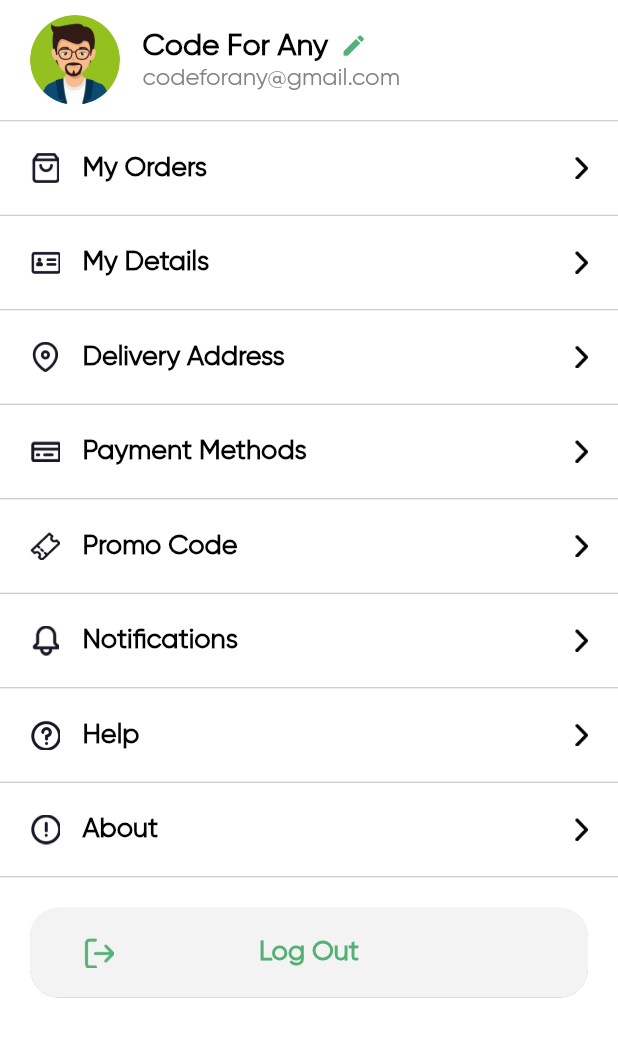
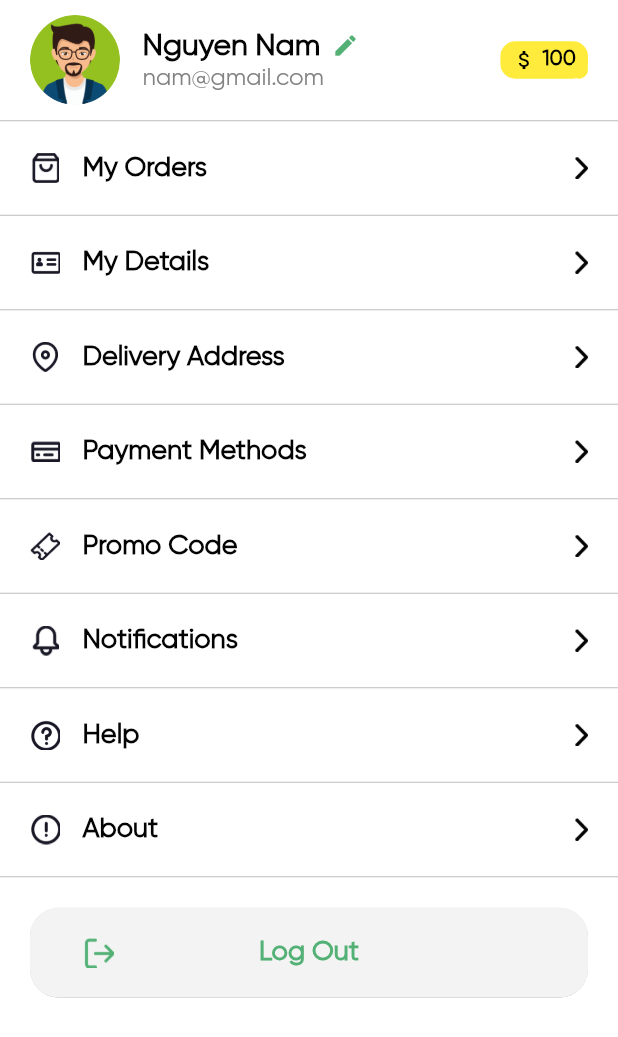
Before and after one commit to NguyenNhatNam22072002/online_groceries_shop_app_flutter, a Flutter app: the AccountView screen opened directly, on a phone screen of 412 x 824 dp. Shown: the top 1037 px of the screen. Run offline on Flutter 3.47's test engine with Material 3 defaults, Android fonts, the phone set to English and light mode, and no system bars; drawn by our look-alikes of flutter_easyloading; our stand-ins replace cached_network_image, flutter_rating_bar, flutter_timezone, get, shared_preferences; missing offline and left inert: email_auth, fl_country_code_picker, mailer; accounts and stored records are empty.

Commit message:
Complete Notifications and use coin for Order, add coin after order, Promo code

```diff
--- a/lib/common/globs.dart
+++ b/lib/common/globs.dart
@@ -4,12 +4,30 @@ import 'dart:io';
 import 'package:flutter/services.dart';
 import 'package:flutter_easyloading/flutter_easyloading.dart';
 import 'package:flutter_timezone/flutter_timezone.dart';
+import 'package:online_groceries/model/user_model.dart';
 
 import '../main.dart';
 
 import 'package:shared_preferences/shared_preferences.dart';
 
 class Globs {
+
+  // Lưu thông tin người dùng vào SharedPreferences
+  static Future<void> saveUser(UserModel user) async {
+    SharedPreferences prefs = await SharedPreferences.getInstance();
+    prefs.setString('user', user.toJsonString());
+  }
+
+  // Lấy thông tin người dùng từ SharedPreferences
+  static Future<UserModel?> getUser() async {
+    SharedPreferences prefs = await SharedPreferences.getInstance();
+    String? jsonString = prefs.getString('user');
+    if (jsonString != null && jsonString.isNotEmpty) {
+      return UserModel.fromJsonString(jsonString);
+    }
+    return null;
+  }
+
   static Future<void> saveAuthToken(String authToken) async {
     SharedPreferences prefs = await SharedPreferences.getInstance();
     prefs.setString('auth_token', authToken);
@@ -114,7 +132,7 @@ class Globs {
 }
 
 class SVKey {
-  static const mainUrl = "http://192.168.1.151:3001";
+  static const mainUrl = "http://192.168.1.149:3001";
 
   // Hàm để lấy IPv4 Address từ thiết bị
   static const baseUrl = '$mainUrl/api/app/';
@@ -168,6 +186,9 @@ class SVKey {
   static const svForgotPasswordVerify = '${baseUrl}forgot_password_verify';
   static const svForgotPasswordSetPassword = '${baseUrl}forgot_password_set_password';
 
+  static const svAddCoin = '${baseUrl}add_coin_review';
+  static const svUseCoin = '${baseUrl}use_coin_for_order';
+
   //admin
   static const adminUrl = '$mainUrl/api/admin/';
 
--- a/lib/model/promo_code_model.dart
+++ b/lib/model/promo_code_model.dart
@@ -6,7 +6,7 @@ class PromoCodeModel {
   int? type;
   int? minOrderAmount;
   int? maxDiscountAmount;
-  int? offerPrice;
+  String? offerPrice;
   String? startDate;
   String? endDate;
   String? createdDate;
--- a/lib/view/account/account_view.dart
+++ b/lib/view/account/account_view.dart
@@ -1,5 +1,7 @@
 import 'package:flutter/material.dart';
 import 'package:get/get.dart';
+import 'package:online_groceries/common/globs.dart';
+import 'package:online_groceries/model/user_model.dart';
 import 'package:online_groceries/view/account/payment_method_view.dart';
 import 'package:online_groceries/view/account/promo_code_view.dart';
 
@@ -18,8 +20,23 @@ class AccountView extends StatefulWidget {
   State<AccountView> createState() => _AccountViewState();
 }
 
-class _AccountViewState extends State<AccountView> {
+class _AccountViewState extends State<AccountView>  {
   final splashVM = Get.find<SplashViewModel>();
+
+  UserModel? user;
+
+  @override
+  void initState() {
+    super.initState();
+    loadUser();
+  }
+
+  Future<void> loadUser() async {
+    UserModel? fetchedUser = await Globs.getUser();
+    setState(() {
+      user = fetchedUser;
+    });
+  }
 
   @override
   Widget build(BuildContext context) {
@@ -51,7 +68,7 @@ class _AccountViewState extends State<AccountView> {
                         Row(
                           children: [
                             Text(
-                            "Code For Any",
+                              user?.username ?? 'Nguyen Nam',
                               style: TextStyle(
                                   color: TColor.primaryText,
                                   fontSize: 20,
@@ -68,12 +85,55 @@ class _AccountViewState extends State<AccountView> {
                           ],
                         ),
                         Text(
-                        "codeforany@gmail.com",
+                          user?.email ?? "nam@gmail.com",
                           style: TextStyle(
                               color: TColor.secondaryText, fontSize: 16),
                         )
                       ],
-                  ))
+                    ),
+                  ),
+                  Stack(
+                    children: [
+                      Container(
+                        decoration: BoxDecoration(
+                          color: Colors.yellow, // Màu nền của số xu
+                          borderRadius: BorderRadius.circular(10),
+                        ),
+                        padding: EdgeInsets.symmetric(horizontal: 8, vertical: 4),
+                        child: Row(
+                          mainAxisSize: MainAxisSize.min,
+                          children: [
+                            Icon(
+                              Icons.attach_money, // Icon xu
+                              color: Colors.black, // Màu của icon xu
+                              size: 16,
+                            ),
+                            SizedBox(width: 4),
+                            Text(
+                              user?.coin.toString() ?? "100", // Số xu kiếm được
+                              style: TextStyle(
+                                color: Colors.black, // Màu chữ của số xu
+                                fontSize: 14,
+                                fontWeight: FontWeight.bold,
+                              ),
+                            ),
+                          ],
+                        ),
+                      ),
+                      Positioned(
+                        right: 0,
+                        bottom: 0,
+                        child: Container(
+                          width: 12,
+                          height: 12,
+                          decoration: BoxDecoration(
+                            color: Colors.yellow, // Màu nền của chấm tròn
+                            shape: BoxShape.circle,
+                          ),
+                        ),
+                      ),
+                    ],
+                  ),
                 ],
               ),
             ),
--- a/lib/view_model/cart_view_model.dart
+++ b/lib/view_model/cart_view_model.dart
@@ -23,6 +23,7 @@ class CartViewModel extends GetxController {
   final deliveryType = "1".obs;
   final paymentType = "1".obs;
 
+  final coin = "0.0".obs;
   @override
   void onInit() {
     // TODO: implement onInit
@@ -40,7 +41,8 @@ class CartViewModel extends GetxController {
     Globs.showHUD();
     ServiceCall.post({
       "promo_code_id": promoObj.value.promoCodeId?.toString() ?? "",
-      "deliver_type": deliveryType.value
+      "deliver_type": deliveryType.value,
+      "coin": coin.value // Thêm tham số accept vào request
     }, SVKey.svCartList, isToken: true, withSuccess: (resObj) async {
       Globs.hideHUD();
 
```
Also changed, not shown: lib/model/user_model.dart (+52 -0 lines), lib/view/account/review_view.dart (+21 -0 lines), lib/view/my_cart/checkout_view.dart (+50 -0 lines), lib/view_model/coin_view_model.dart (added, +40 -0 lines), lib/view_model/login_view_model.dart (+7 -2 lines). Lines whose indentation alone changed are shown as unchanged.
